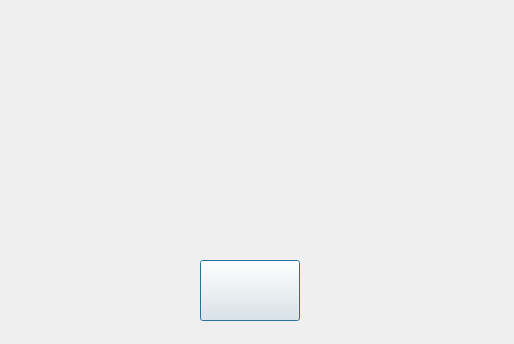
Qt form startscreen.ui (systemOverview/Dungeon-Crawler) before a commit.
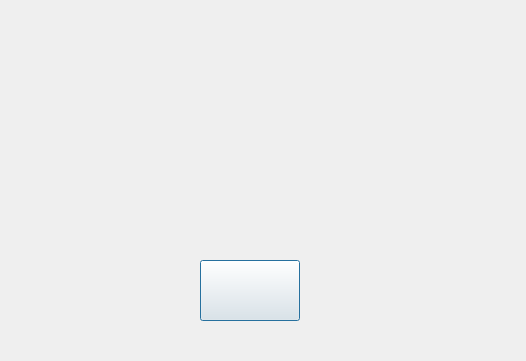
The same form after that commit. Icons and pictures are not drawn.

Commit message: Redesign of the start screen

The edit to the form file:
```diff
--- a/startscreen.ui
+++ b/startscreen.ui
@@ -6,8 +6,8 @@
    <rect>
     <x>0</x>
     <y>0</y>
-    <width>514</width>
-    <height>344</height>
+    <width>526</width>
+    <height>361</height>
    </rect>
   </property>
   <property name="windowTitle">
```
The commit also changes 2 other files.
